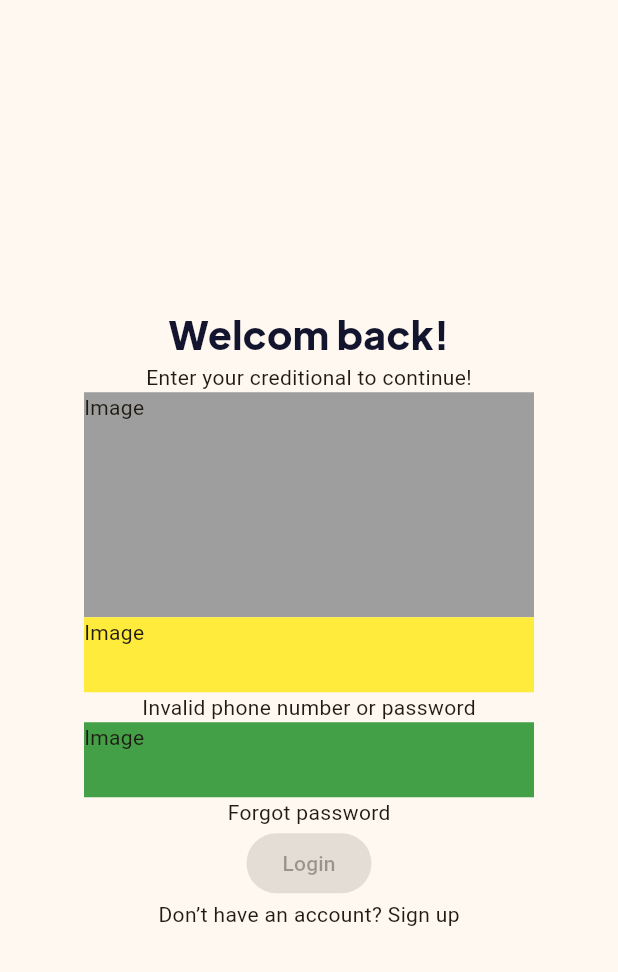
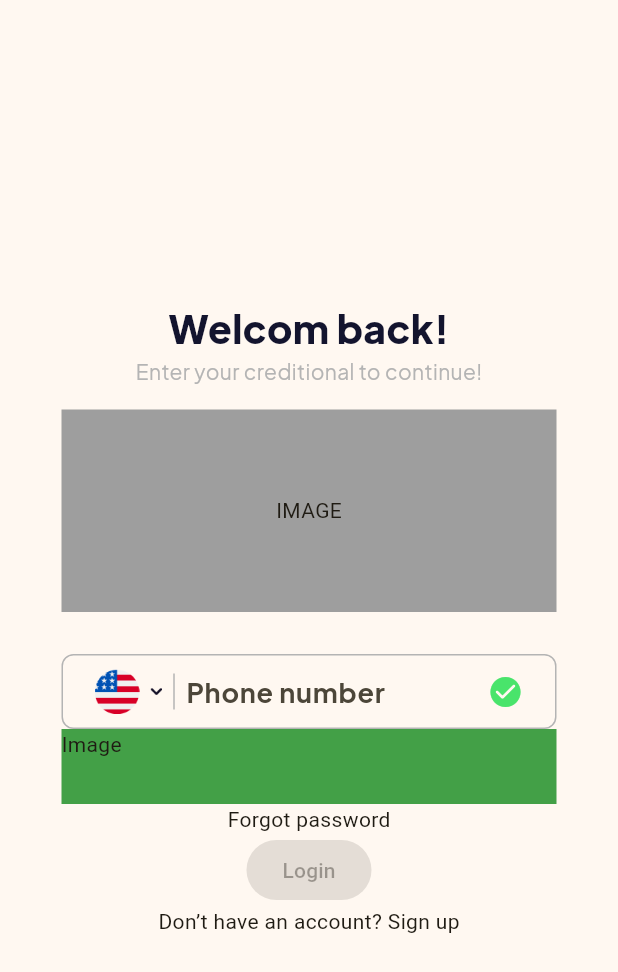
Before and after one commit to quiest2000/ride-book-app, a Flutter app: the screen it shows after launch, on a phone screen of 412 x 824 dp. Shown: the top 972 px of the screen. Run offline on Flutter 3.47's test engine with Material 3 defaults, Android fonts, the phone set to English and light mode, and no system bars; our stand-ins replace flutter_svg.

Commit message:
[WIP] layout login page

```diff
--- a/lib/login_page.dart
+++ b/lib/login_page.dart
@@ -1,4 +1,6 @@
 import 'package:flutter/material.dart';
+import 'package:flutter/rendering.dart';
+import 'package:flutter/widgets.dart';
 
 class LoginPage extends StatefulWidget {
   const LoginPage({super.key});
@@ -26,10 +28,27 @@ class _LoginPageState extends State<LoginPage> {
                 color: Color(0xff13142e),
               ),
             ),
-            Text('Enter your creditional to continue!'),
+            Text(
+              'Enter your creditional to continue!',
+              style: TextStyle(
+                fontFamily: 'PlusJakartaSans',
+                fontSize: 14,
+                color: Color(0xffb4b4b4),
+              ),
+            ),
+            SizedBox(
+              height: 16,
+            ),
             DecoratedBox(
               decoration: BoxDecoration(color: Colors.grey),
-              child: SizedBox(width: 300, height: 150, child: Text('Image')),
+              child: SizedBox(
+                width: 330,
+                height: 135,
+                child: Center(child: Text('IMAGE')),
+              ),
+            ),
+            SizedBox(
+              height: 28,
             ),
             PhoneSection(),
             PasswordSection(),
@@ -50,14 +69,57 @@ class PhoneSection extends StatelessWidget {
 
   @override
   Widget build(BuildContext context) {
-    return const Column(
-      children: [
-        DecoratedBox(
-          decoration: BoxDecoration(color: Colors.yellow),
-          child: SizedBox(width: 300, height: 50, child: Text('Image')),
+    const double spaceSize = 7;
+
+    return Container(
+      width: 330,
+      height: 50,
+      decoration: BoxDecoration(
+        borderRadius: BorderRadius.circular(8),
+        border: Border.all(
+          color: const Color(0xffb4b4b4),
         ),
-        Text('Invalid phone number or password'),
-      ],
+      ),
+      child: Padding(
+        padding: const EdgeInsets.only(left: 21, right: 21),
+        child: Row(
+          mainAxisAlignment: MainAxisAlignment.start,
+          children: [
+            Image.asset('assets/united-states.png', width: 30, height: 30),
+            const SizedBox(width: spaceSize),
+            Image.asset(
+              'assets/arrow-down.png',
+            ),
+            const SizedBox(width: spaceSize),
+            const VerticalDivider(
+              color: Color(0xffb4b4b4),
+              width: 2,
+              indent: 12,
+              endIndent: 12,
+            ),
+            const SizedBox(width: spaceSize),
+            Expanded(
+              child: TextField(
+                controller: TextEditingController(),
+                decoration: const InputDecoration(
+                  hintText: 'Phone number',
+                  border: InputBorder.none,
+                ),
+                style: const TextStyle(
+                  fontFamily: 'PlusJakartaSans',
+                  fontSize: 18,
+                  fontWeight: FontWeight.w700, // 700 extra bold
+                  color: Color(0xff13142e),
+                ),
+              ),
+            ),
+            const Icon(
+              Icons.check_circle_rounded,
+              color: Color(0xff49E46B),
+            ),
+          ],
+        ),
+      ),
     );
   }
 }
@@ -71,7 +133,7 @@ class PasswordSection extends StatelessWidget {
       children: [
         DecoratedBox(
           decoration: BoxDecoration(color: Colors.green.shade600),
-          child: const SizedBox(width: 300, height: 50, child: Text('Image')),
+          child: const SizedBox(width: 330, height: 50, child: Text('Image')),
         ),
         const Text('Forgot password'),
       ],
--- a/lib/main.dart
+++ b/lib/main.dart
@@ -15,7 +15,10 @@
     return MaterialApp(
       title: 'Flutter Demo',
       theme: ThemeData(
-        colorScheme: ColorScheme.fromSeed(seedColor: const Color(0x00fecc2a)),
+        colorScheme: ColorScheme.fromSeed(
+          seedColor: const Color(0xfffecc2a),
+          onPrimary: const Color(0xfffecc2a),
+        ),
         useMaterial3: true,
       ),
       initialRoute: '/',
--- a/pubspec.yaml
+++ b/pubspec.yaml
@@ -78,6 +78,7 @@ flutter:
   fonts:
     - family: PlusJakartaSans
       fonts:
+        - asset: assets/fonts/PlusJakartaSans-Regular.ttf
         - asset: assets/fonts/PlusJakartaSans-Bold.ttf
           weight: 700
         - asset: assets/fonts/PlusJakartaSans-ExtraBold.ttf
```
Also changed, not shown: assets/2.0x/arrow-down.png (added), assets/2.0x/show.png (added), assets/2.0x/united-states.png (added), assets/3.0x/arrow-down.png (added), assets/3.0x/show.png (added), assets/3.0x/united-states.png (added), assets/arrow-down.png (added), assets/fonts/PlusJakartaSans-Regular.ttf (added), assets/show.png (added), assets/united-states.png (added).
